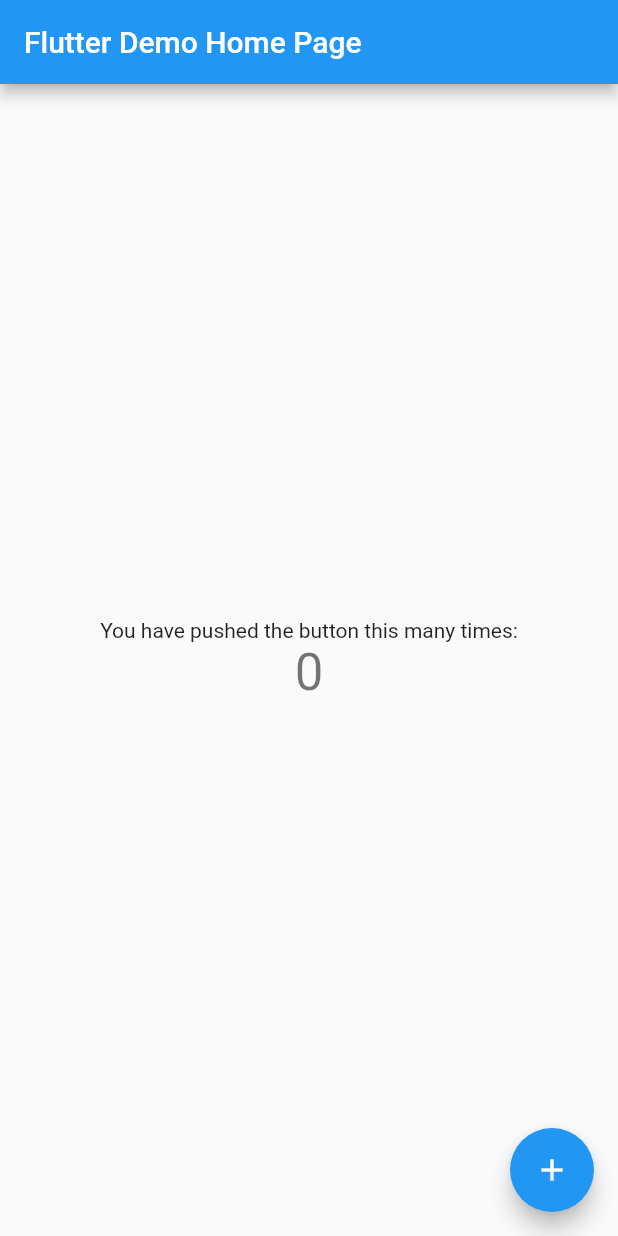
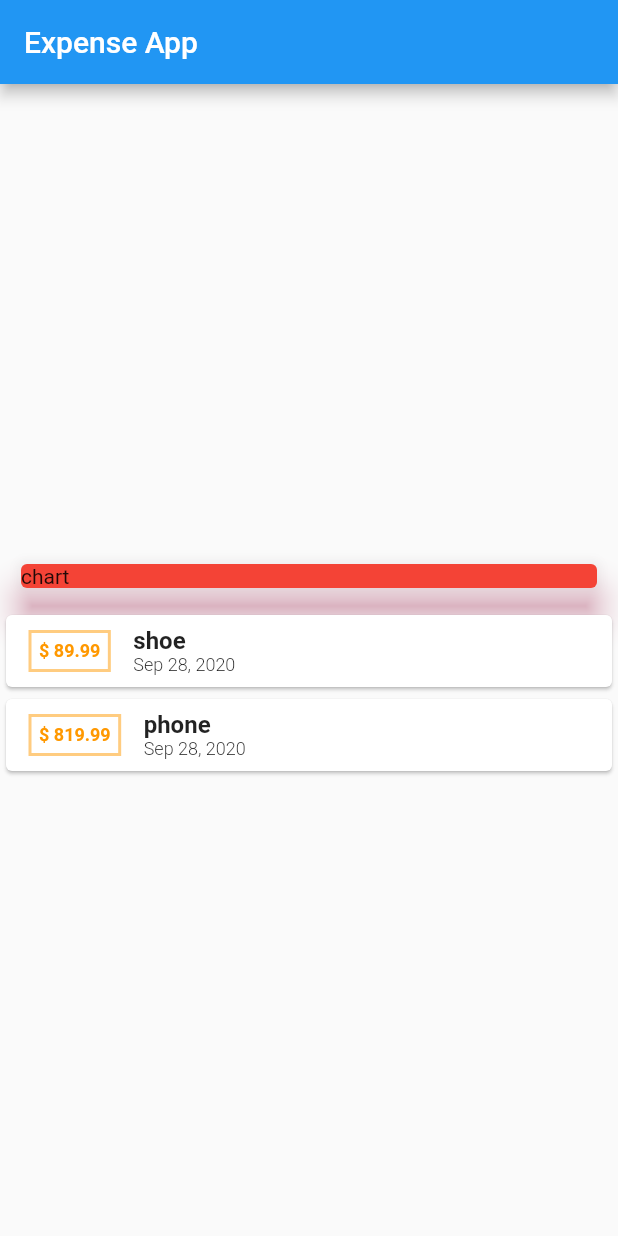
Before and after one commit to jithinvarghese/flutter_expense_app, a Flutter app: the screen it shows after launch, on a phone screen of 412 x 824 dp. Run offline on Flutter 3.47's test engine with Material 2 defaults, Android fonts, the phone set to English and light mode, and no system bars.

Commit message:
list view and row and column

```diff
--- a/lib/main.dart
+++ b/lib/main.dart
@@ -1,117 +1,91 @@
 import 'package:flutter/material.dart';
+import 'package:intl/intl.dart';
+import './transaction.dart';
 
-void main() {
-  runApp(MyApp());
-}
+void main() => runApp(MyApp());
 
 class MyApp extends StatelessWidget {
-  // This widget is the root of your application.
   @override
   Widget build(BuildContext context) {
     return MaterialApp(
-      title: 'Flutter Demo',
-      theme: ThemeData(
-        // This is the theme of your application.
-        //
-        // Try running your application with "flutter run". You'll see the
-        // application has a blue toolbar. Then, without quitting the app, try
-        // changing the primarySwatch below to Colors.green and then invoke
-        // "hot reload" (press "r" in the console where you ran "flutter run",
-        // or simply save your changes to "hot reload" in a Flutter IDE).
-        // Notice that the counter didn't reset back to zero; the application
-        // is not restarted.
-        primarySwatch: Colors.blue,
-        // This makes the visual density adapt to the platform that you run
-        // the app on. For desktop platforms, the controls will be smaller and
-        // closer together (more dense) than on mobile platforms.
-        visualDensity: VisualDensity.adaptivePlatformDensity,
-      ),
-      home: MyHomePage(title: 'Flutter Demo Home Page'),
+      title: 'Expense App',
+      home: MyHomePage(),
     );
   }
 }
 
-class MyHomePage extends StatefulWidget {
-  MyHomePage({Key key, this.title}) : super(key: key);
-
-  // This widget is the home page of your application. It is stateful, meaning
-  // that it has a State object (defined below) that contains fields that affect
-  // how it looks.
-
-  // This class is the configuration for the state. It holds the values (in this
-  // case the title) provided by the parent (in this case the App widget) and
-  // used by the build method of the State. Fields in a Widget subclass are
-  // always marked "final".
-
-  final String title;
-
-  @override
-  _MyHomePageState createState() => _MyHomePageState();
-}
-
-class _MyHomePageState extends State<MyHomePage> {
-  int _counter = 0;
-
-  void _incrementCounter() {
-    setState(() {
-      // This call to setState tells the Flutter framework that something has
-      // changed in this State, which causes it to rerun the build method below
-      // so that the display can reflect the updated values. If we changed
-      // _counter without calling setState(), then the build method would not be
-      // called again, and so nothing would appear to happen.
-      _counter++;
-    });
-  }
-
+class MyHomePage extends StatelessWidget {
+  final List<Transaction> transation = [
+    Transaction(id: 't1', title: 'shoe', amount: 89.99, date: DateTime.now()),
+    Transaction(id: 't2', title: 'phone', amount: 819.99, date: DateTime.now()),
+  ];
   @override
   Widget build(BuildContext context) {
-    // This method is rerun every time setState is called, for instance as done
-    // by the _incrementCounter method above.
-    //
-    // The Flutter framework has been optimized to make rerunning build methods
-    // fast, so that you can just rebuild anything that needs updating rather
-    // than having to individually change instances of widgets.
     return Scaffold(
       appBar: AppBar(
-        // Here we take the value from the MyHomePage object that was created by
-        // the App.build method, and use it to set our appbar title.
-        title: Text(widget.title),
+        title: Text('Expense App'),
       ),
-      body: Center(
-        // Center is a layout widget. It takes a single child and positions it
-        // in the middle of the parent.
-        child: Column(
-          // Column is also a layout widget. It takes a list of children and
-          // arranges them vertically. By default, it sizes itself to fit its
-          // children horizontally, and tries to be as tall as its parent.
-          //
-          // Invoke "debug painting" (press "p" in the console, choose the
-          // "Toggle Debug Paint" action from the Flutter Inspector in Android
-          // Studio, or the "Toggle Debug Paint" command in Visual Studio Code)
-          // to see the wireframe for each widget.
-          //
-          // Column has various properties to control how it sizes itself and
-          // how it positions its children. Here we use mainAxisAlignment to
-          // center the children vertically; the main axis here is the vertical
-          // axis because Columns are vertical (the cross axis would be
-          // horizontal).
+      body: Column(
         mainAxisAlignment: MainAxisAlignment.center,
+        crossAxisAlignment: CrossAxisAlignment.stretch,
         children: <Widget>[
+          Container(
+            padding: EdgeInsets.all(10),
+            child: Card(
+              color: Colors.red, //means background color
+              child: Text('chart'),
+              elevation: 10,
+              shadowColor: Colors.pink,
+            ),
+          ),
+          Column(
+            children: transation.map((tx) {
+              return Card(
+                child: Row(
+                  children: [
+                    Container(
+                      margin:
+                          EdgeInsets.symmetric(vertical: 10, horizontal: 15),
+                      decoration: BoxDecoration(
+                          border: Border.all(
+                        color: Colors.orange[200],
+                        width: 2,
+                      )),
+                      padding: EdgeInsets.all(5),
+                      child: Text(
+                        '\$ ${tx.amount.toString()}', //STRING INTEWRPOLOTION :compling the string the doller "$" is a recved caracter to give out put we can use "/""
+                        style: TextStyle(
+                            fontWeight: FontWeight.bold,
+                            fontSize: 12,
+                            color: Colors.orange),
+                      ),
+                    ),
+                    Column(
+                      crossAxisAlignment: CrossAxisAlignment.start,
+                      children: [
                         Text(
-              'You have pushed the button this many times:',
+                          tx.title,
+                          style: TextStyle(
+                              fontWeight: FontWeight.w600,
+                              fontSize: 16,
+                              color: Colors.black87),
                         ),
                         Text(
-              '$_counter',
-              style: Theme.of(context).textTheme.headline4,
+                          DateFormat.yMMMd().format(tx.date),
+                          style: TextStyle(
+                              fontWeight: FontWeight.w300,
+                              fontSize: 12,
+                              color: Colors.black87),
+                        ),
+                      ],
+                    )
+                  ],
+                ),
+              );
+            }).toList(),
           ),
         ],
       ),
-      ),
-      floatingActionButton: FloatingActionButton(
-        onPressed: _incrementCounter,
-        tooltip: 'Increment',
-        child: Icon(Icons.add),
-      ), // This trailing comma makes auto-formatting nicer for build methods.
     );
   }
 }
--- /dev/null
+++ b/lib/transaction.dart
@@ -0,0 +1,14 @@
+import 'package:flutter/foundation.dart';
+
+class Transaction {
+  final String id;
+  final String title;
+  final double amount;
+  final DateTime date;
+
+  Transaction(
+      {@required this.id,
+      @required this.title,
+      @required this.amount,
+      @required this.date});
+}
--- a/pubspec.yaml
+++ b/pubspec.yaml
@@ -3,7 +3,7 @@ description: A new Flutter project.
 
 # The following line prevents the package from being accidentally published to
 # pub.dev using `pub publish`. This is preferred for private packages.
-publish_to: 'none' # Remove this line if you wish to publish to pub.dev
+publish_to: "none" # Remove this line if you wish to publish to pub.dev
 
 # The following defines the version and build number for your application.
 # A version number is three numbers separated by dots, like 1.2.43
@@ -23,7 +23,7 @@ environment:
 dependencies:
   flutter:
     sdk: flutter
-
+  intl: ^0.16.1
 
   # The following adds the Cupertino Icons font to your application.
   # Use with the CupertinoIcons class for iOS style icons.
@@ -38,7 +38,6 @@ dev_dependencies:
 
 # The following section is specific to Flutter.
 flutter:
-
   # The following line ensures that the Material Icons font is
   # included with your application, so that you can use the icons in
   # the material Icons class.
```
Also changed, not shown: pubspec.lock. Lines whose indentation alone changed are shown as unchanged.
